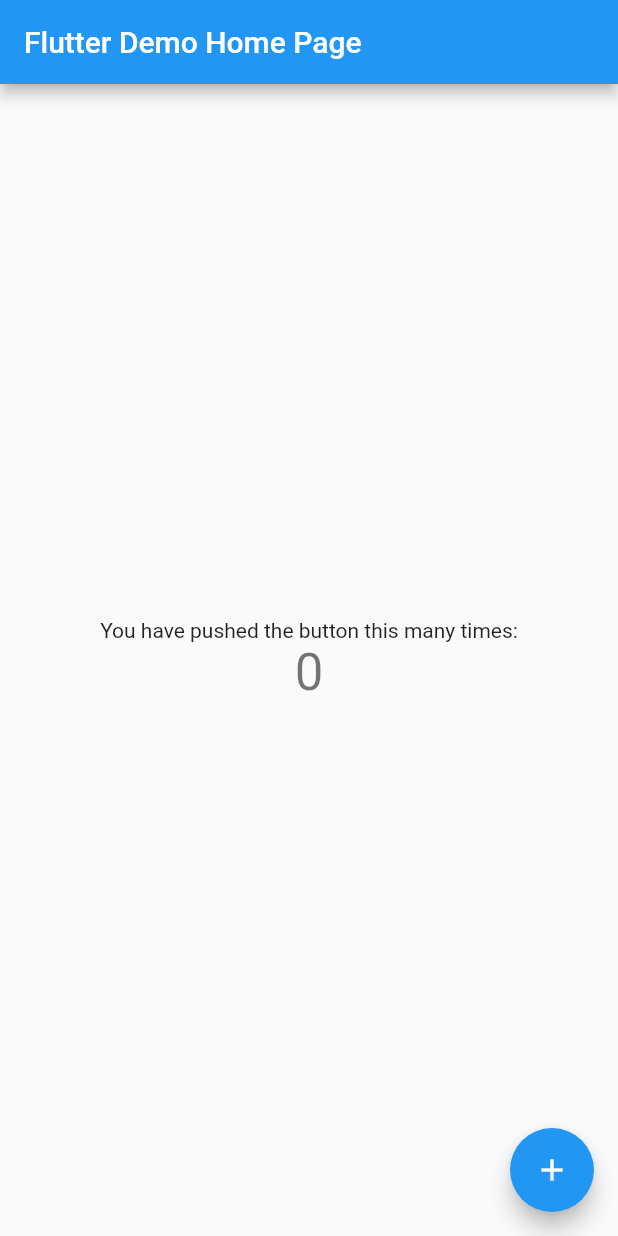
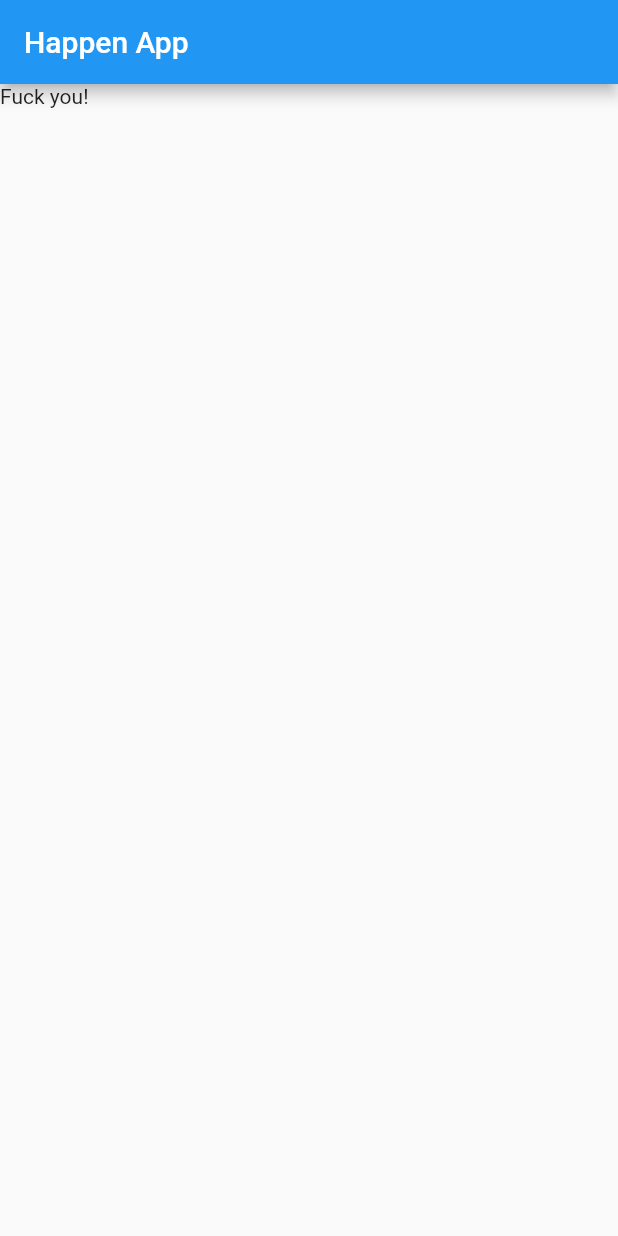
Before and after one commit to sunanda35/happen, a Flutter app: the screen it shows after launch, on a phone screen of 412 x 824 dp. Run offline on Flutter 3.47's test engine with Material 2 defaults, Android fonts, the phone set to English and light mode, and no system bars.

Commit message:
home skeleton ready

```diff
--- a/lib/main.dart
+++ b/lib/main.dart
@@ -5,109 +5,30 @@
 }
 
 class MyApp extends StatelessWidget {
-  // This widget is the root of your application.
   @override
   Widget build(BuildContext context) {
     return MaterialApp(
-      title: 'Flutter Demo',
+      title: 'Happen',
       theme: ThemeData(
-        // This is the theme of your application.
-        //
-        // Try running your application with "flutter run". You'll see the
-        // application has a blue toolbar. Then, without quitting the app, try
-        // changing the primarySwatch below to Colors.green and then invoke
-        // "hot reload" (press "r" in the console where you ran "flutter run",
-        // or simply save your changes to "hot reload" in a Flutter IDE).
-        // Notice that the counter didn't reset back to zero; the application
-        // is not restarted.
         primarySwatch: Colors.blue,
       ),
-      home: MyHomePage(title: 'Flutter Demo Home Page'),
+      home: HomePage(),
     );
   }
 }
 
-class MyHomePage extends StatefulWidget {
-  MyHomePage({Key key, this.title}) : super(key: key);
 
-  // This widget is the home page of your application. It is stateful, meaning
-  // that it has a State object (defined below) that contains fields that affect
-  // how it looks.
-
-  // This class is the configuration for the state. It holds the values (in this
-  // case the title) provided by the parent (in this case the App widget) and
-  // used by the build method of the State. Fields in a Widget subclass are
-  // always marked "final".
-
-  final String title;
-
+class HomePage extends StatefulWidget {
   @override
-  _MyHomePageState createState() => _MyHomePageState();
+  _HomePageState createState() => _HomePageState();
 }
 
-class _MyHomePageState extends State<MyHomePage> {
-  int _counter = 0;
-
-  void _incrementCounter() {
-    setState(() {
-      // This call to setState tells the Flutter framework that something has
-      // changed in this State, which causes it to rerun the build method below
-      // so that the display can reflect the updated values. If we changed
-      // _counter without calling setState(), then the build method would not be
-      // called again, and so nothing would appear to happen.
-      _counter++;
-    });
-  }
-
+class _HomePageState extends State<HomePage> {
   @override
   Widget build(BuildContext context) {
-    // This method is rerun every time setState is called, for instance as done
-    // by the _incrementCounter method above.
-    //
-    // The Flutter framework has been optimized to make rerunning build methods
-    // fast, so that you can just rebuild anything that needs updating rather
-    // than having to individually change instances of widgets.
     return Scaffold(
-      appBar: AppBar(
-        // Here we take the value from the MyHomePage object that was created by
-        // the App.build method, and use it to set our appbar title.
-        title: Text(widget.title),
-      ),
-      body: Center(
-        // Center is a layout widget. It takes a single child and positions it
-        // in the middle of the parent.
-        child: Column(
-          // Column is also a layout widget. It takes a list of children and
-          // arranges them vertically. By default, it sizes itself to fit its
-          // children horizontally, and tries to be as tall as its parent.
-          //
-          // Invoke "debug painting" (press "p" in the console, choose the
-          // "Toggle Debug Paint" action from the Flutter Inspector in Android
-          // Studio, or the "Toggle Debug Paint" command in Visual Studio Code)
-          // to see the wireframe for each widget.
-          //
-          // Column has various properties to control how it sizes itself and
-          // how it positions its children. Here we use mainAxisAlignment to
-          // center the children vertically; the main axis here is the vertical
-          // axis because Columns are vertical (the cross axis would be
-          // horizontal).
-          mainAxisAlignment: MainAxisAlignment.center,
-          children: <Widget>[
-            Text(
-              'You have pushed the button this many times:',
-            ),
-            Text(
-              '$_counter',
-              style: Theme.of(context).textTheme.headline4,
-            ),
-          ],
-        ),
-      ),
-      floatingActionButton: FloatingActionButton(
-        onPressed: _incrementCounter,
-        tooltip: 'Increment',
-        child: Icon(Icons.add),
-      ), // This trailing comma makes auto-formatting nicer for build methods.
+      appBar: AppBar(title: Text('Happen App'),),
+      body: Text('Fuck you!'),
     );
   }
 }
```
